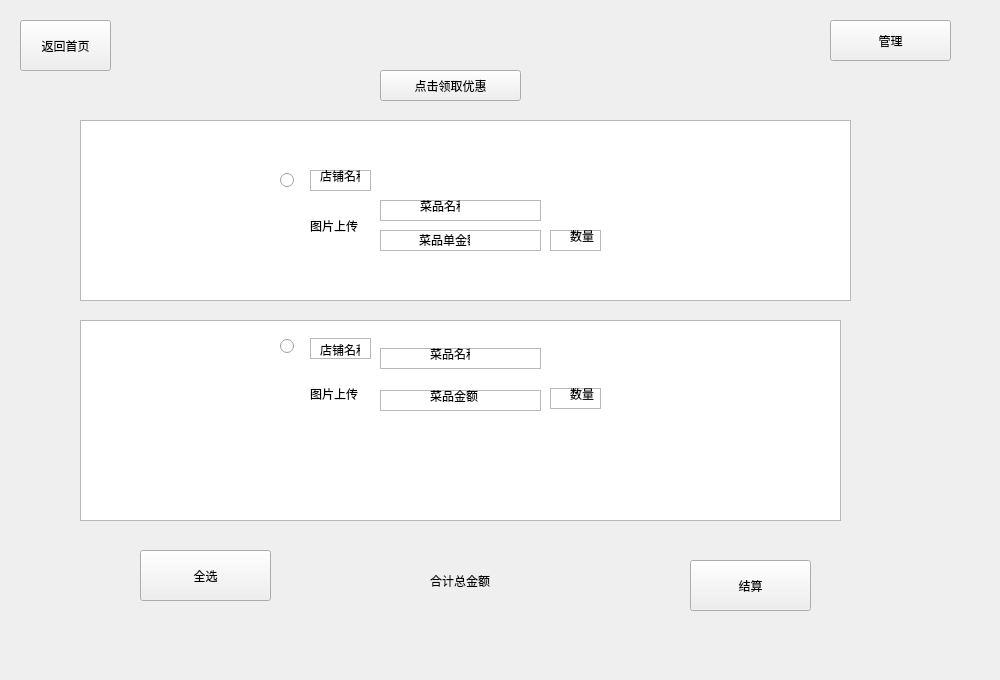
ShawTarstar/Delivery-Platform-Design, file shopcar.ui: the form before one commit.
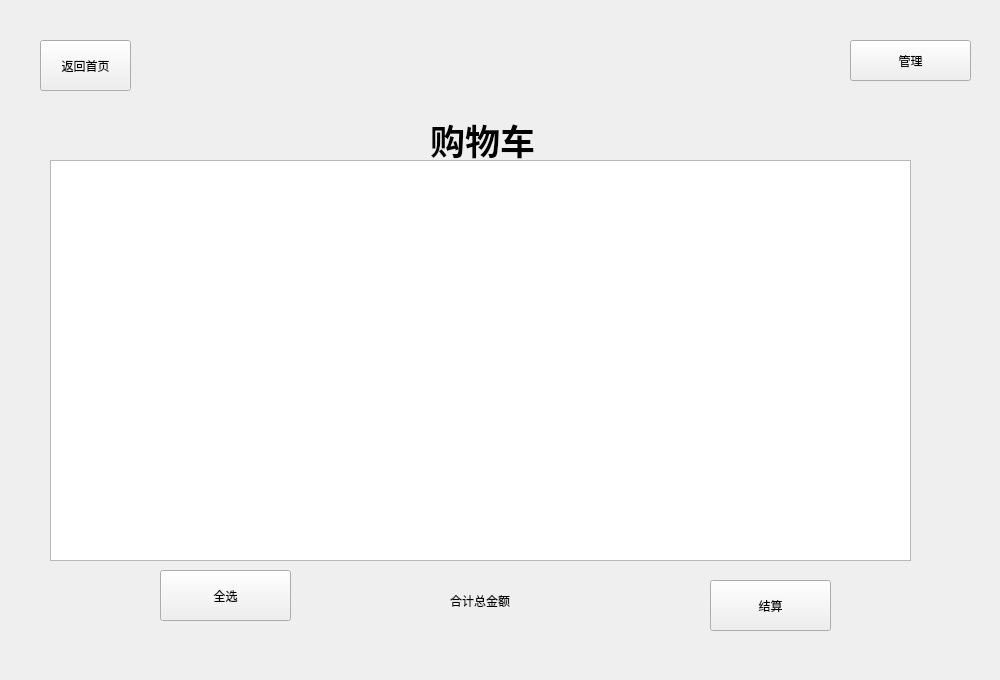
The form after the commit.

```diff
--- a/shopcar.ui
+++ b/shopcar.ui
@@ -25,132 +25,11 @@
   <property name="windowTitle">
    <string>Form</string>
   </property>
-  <widget class="QListView" name="listView_7">
-   <property name="geometry">
-    <rect>
-     <x>80</x>
-     <y>320</y>
-     <width>761</width>
-     <height>201</height>
-    </rect>
-   </property>
-  </widget>
-  <widget class="QPushButton" name="manage_Button">
-   <property name="geometry">
-    <rect>
-     <x>830</x>
-     <y>20</y>
-     <width>121</width>
-     <height>41</height>
-    </rect>
-   </property>
-   <property name="text">
-    <string>管理</string>
-   </property>
-  </widget>
-  <widget class="QLabel" name="food_num_2">
-   <property name="geometry">
-    <rect>
-     <x>570</x>
-     <y>388</y>
-     <width>40</width>
-     <height>12</height>
-    </rect>
-   </property>
-   <property name="text">
-    <string>数量</string>
-   </property>
-  </widget>
-  <widget class="QRadioButton" name="radioButton_2">
-   <property name="geometry">
-    <rect>
-     <x>280</x>
-     <y>338</y>
-     <width>72</width>
-     <height>16</height>
-    </rect>
-   </property>
-   <property name="text">
-    <string/>
-   </property>
-  </widget>
-  <widget class="QLabel" name="food_perpri_2">
-   <property name="geometry">
-    <rect>
-     <x>430</x>
-     <y>388</y>
-     <width>51</width>
-     <height>16</height>
-    </rect>
-   </property>
-   <property name="text">
-    <string>菜品金额</string>
-   </property>
-  </widget>
-  <widget class="QListView" name="listView">
-   <property name="geometry">
-    <rect>
-     <x>80</x>
-     <y>120</y>
-     <width>771</width>
-     <height>181</height>
-    </rect>
-   </property>
-  </widget>
-  <widget class="QListView" name="listView_12">
-   <property name="geometry">
-    <rect>
-     <x>550</x>
-     <y>388</y>
-     <width>51</width>
-     <height>21</height>
-    </rect>
-   </property>
-  </widget>
-  <widget class="QLabel" name="server_name_1">
-   <property name="geometry">
-    <rect>
-     <x>320</x>
-     <y>170</y>
-     <width>40</width>
-     <height>12</height>
-    </rect>
-   </property>
-   <property name="text">
-    <string>店铺名称</string>
-   </property>
-  </widget>
-  <widget class="QLabel" name="food_num_1">
-   <property name="geometry">
-    <rect>
-     <x>570</x>
-     <y>230</y>
-     <width>40</width>
-     <height>12</height>
-    </rect>
-   </property>
-   <property name="text">
-    <string>数量</string>
-   </property>
-  </widget>
-  <widget class="QLabel" name="food_pho_2">
-   <property name="geometry">
-    <rect>
-     <x>310</x>
-     <y>368</y>
-     <width>61</width>
-     <height>51</height>
-    </rect>
-   </property>
-   <property name="text">
-    <string>图片上传</string>
-   </property>
-  </widget>
   <widget class="QLabel" name="sum_price">
    <property name="geometry">
     <rect>
-     <x>430</x>
-     <y>550</y>
+     <x>450</x>
+     <y>570</y>
      <width>131</width>
      <height>61</height>
     </rect>
@@ -159,41 +38,47 @@
     <string>合计总金额</string>
    </property>
   </widget>
-  <widget class="QListView" name="listView_6">
+  <widget class="QLabel" name="label">
    <property name="geometry">
     <rect>
-     <x>550</x>
-     <y>230</y>
-     <width>51</width>
-     <height>21</height>
+     <x>430</x>
+     <y>90</y>
+     <width>201</width>
+     <height>101</height>
     </rect>
    </property>
+   <property name="text">
+    <string>&lt;html&gt;&lt;head/&gt;&lt;body&gt;&lt;p&gt;&lt;span style=&quot; font-size:26pt; font-weight:700;&quot;&gt;购物车&lt;/span&gt;&lt;/p&gt;&lt;/body&gt;&lt;/html&gt;</string>
+   </property>
   </widget>
-  <widget class="QListView" name="listView_5">
+  <widget class="QPushButton" name="back_to_mainp_button">
    <property name="geometry">
     <rect>
-     <x>380</x>
-     <y>230</y>
-     <width>161</width>
-     <height>21</height>
+     <x>40</x>
+     <y>40</y>
+     <width>91</width>
+     <height>51</height>
     </rect>
    </property>
+   <property name="text">
+    <string>返回首页</string>
+   </property>
   </widget>
-  <widget class="QListView" name="listView_9">
+  <widget class="QTableWidget" name="foodstable">
    <property name="geometry">
     <rect>
-     <x>380</x>
-     <y>348</y>
-     <width>161</width>
-     <height>21</height>
+     <x>50</x>
+     <y>160</y>
+     <width>861</width>
+     <height>401</height>
     </rect>
    </property>
   </widget>
   <widget class="QPushButton" name="pay_button">
    <property name="geometry">
     <rect>
-     <x>690</x>
-     <y>560</y>
+     <x>710</x>
+     <y>580</y>
      <width>121</width>
      <height>51</height>
     </rect>
@@ -202,34 +87,24 @@
     <string>结算</string>
    </property>
   </widget>
-  <widget class="QRadioButton" name="add_1">
+  <widget class="QPushButton" name="manage_Button">
    <property name="geometry">
     <rect>
-     <x>280</x>
-     <y>170</y>
-     <width>71</width>
-     <height>20</height>
+     <x>850</x>
+     <y>40</y>
+     <width>121</width>
+     <height>41</height>
     </rect>
    </property>
    <property name="text">
-    <string/>
-   </property>
-  </widget>
-  <widget class="QListView" name="listView_10">
-   <property name="geometry">
-    <rect>
-     <x>380</x>
-     <y>390</y>
-     <width>161</width>
-     <height>21</height>
-    </rect>
+    <string>管理</string>
    </property>
   </widget>
   <widget class="QPushButton" name="all_choose_button">
    <property name="geometry">
     <rect>
-     <x>140</x>
-     <y>550</y>
+     <x>160</x>
+     <y>570</y>
      <width>131</width>
      <height>51</height>
     </rect>
@@ -238,155 +113,6 @@
     <string>全选</string>
    </property>
   </widget>
-  <widget class="QListView" name="listView_2">
-   <property name="geometry">
-    <rect>
-     <x>310</x>
-     <y>170</y>
-     <width>61</width>
-     <height>21</height>
-    </rect>
-   </property>
-  </widget>
-  <widget class="QPushButton" name="back_to_mainp_button">
-   <property name="geometry">
-    <rect>
-     <x>20</x>
-     <y>20</y>
-     <width>91</width>
-     <height>51</height>
-    </rect>
-   </property>
-   <property name="text">
-    <string>返回首页</string>
-   </property>
-  </widget>
-  <widget class="QListView" name="listView_8">
-   <property name="geometry">
-    <rect>
-     <x>310</x>
-     <y>338</y>
-     <width>61</width>
-     <height>21</height>
-    </rect>
-   </property>
-  </widget>
-  <widget class="QPushButton" name="pushButton_3">
-   <property name="geometry">
-    <rect>
-     <x>380</x>
-     <y>70</y>
-     <width>141</width>
-     <height>31</height>
-    </rect>
-   </property>
-   <property name="text">
-    <string>点击领取优惠</string>
-   </property>
-  </widget>
-  <widget class="QLabel" name="food_name_2">
-   <property name="geometry">
-    <rect>
-     <x>430</x>
-     <y>348</y>
-     <width>40</width>
-     <height>12</height>
-    </rect>
-   </property>
-   <property name="text">
-    <string>菜品名称</string>
-   </property>
-  </widget>
-  <widget class="QLabel" name="server_name_2">
-   <property name="geometry">
-    <rect>
-     <x>320</x>
-     <y>340</y>
-     <width>40</width>
-     <height>20</height>
-    </rect>
-   </property>
-   <property name="text">
-    <string>店铺名称</string>
-   </property>
-  </widget>
-  <widget class="QLabel" name="food_name_1">
-   <property name="geometry">
-    <rect>
-     <x>420</x>
-     <y>200</y>
-     <width>40</width>
-     <height>12</height>
-    </rect>
-   </property>
-   <property name="text">
-    <string>菜品名称</string>
-   </property>
-  </widget>
-  <widget class="QLabel" name="food_perprice_1">
-   <property name="geometry">
-    <rect>
-     <x>419</x>
-     <y>230</y>
-     <width>51</width>
-     <height>20</height>
-    </rect>
-   </property>
-   <property name="text">
-    <string>菜品单金额</string>
-   </property>
-  </widget>
-  <widget class="QLabel" name="food_pho_1">
-   <property name="geometry">
-    <rect>
-     <x>310</x>
-     <y>200</y>
-     <width>61</width>
-     <height>51</height>
-    </rect>
-   </property>
-   <property name="text">
-    <string>图片上传</string>
-   </property>
-  </widget>
-  <widget class="QListView" name="listView_4">
-   <property name="geometry">
-    <rect>
-     <x>380</x>
-     <y>200</y>
-     <width>161</width>
-     <height>21</height>
-    </rect>
-   </property>
-  </widget>
-  <zorder>listView</zorder>
-  <zorder>listView_5</zorder>
-  <zorder>listView_6</zorder>
-  <zorder>listView_4</zorder>
-  <zorder>listView_2</zorder>
-  <zorder>listView_7</zorder>
-  <zorder>listView_12</zorder>
-  <zorder>listView_10</zorder>
-  <zorder>manage_Button</zorder>
-  <zorder>food_num_2</zorder>
-  <zorder>radioButton_2</zorder>
-  <zorder>food_perpri_2</zorder>
-  <zorder>server_name_1</zorder>
-  <zorder>food_num_1</zorder>
-  <zorder>food_pho_2</zorder>
-  <zorder>sum_price</zorder>
-  <zorder>listView_9</zorder>
-  <zorder>pay_button</zorder>
-  <zorder>add_1</zorder>
-  <zorder>all_choose_button</zorder>
-  <zorder>back_to_mainp_button</zorder>
-  <zorder>listView_8</zorder>
-  <zorder>pushButton_3</zorder>
-  <zorder>food_name_2</zorder>
-  <zorder>server_name_2</zorder>
-  <zorder>food_name_1</zorder>
-  <zorder>food_perprice_1</zorder>
-  <zorder>food_pho_1</zorder>
  </widget>
  <resources/>
  <connections/>
```
